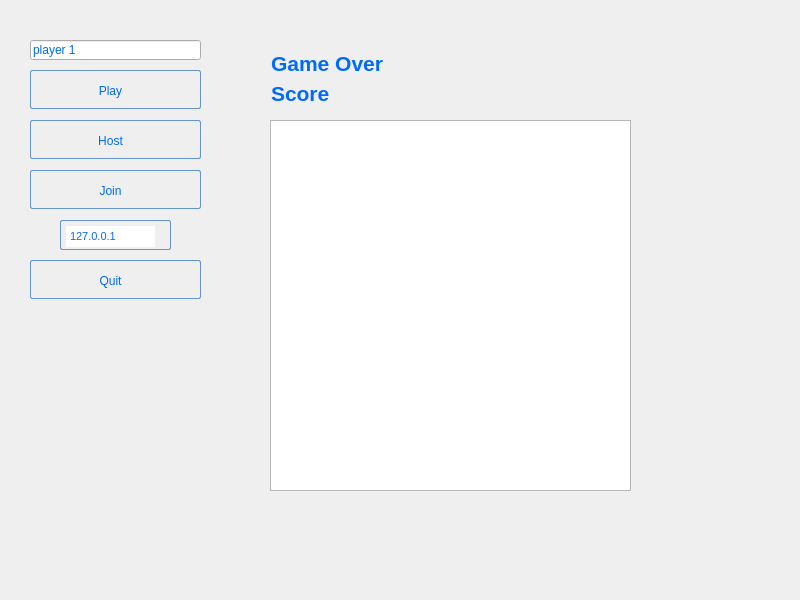
The window that mainmenu.ui (snakamoto/PacmanGame) describes before a commit, drawn with Qt 5.
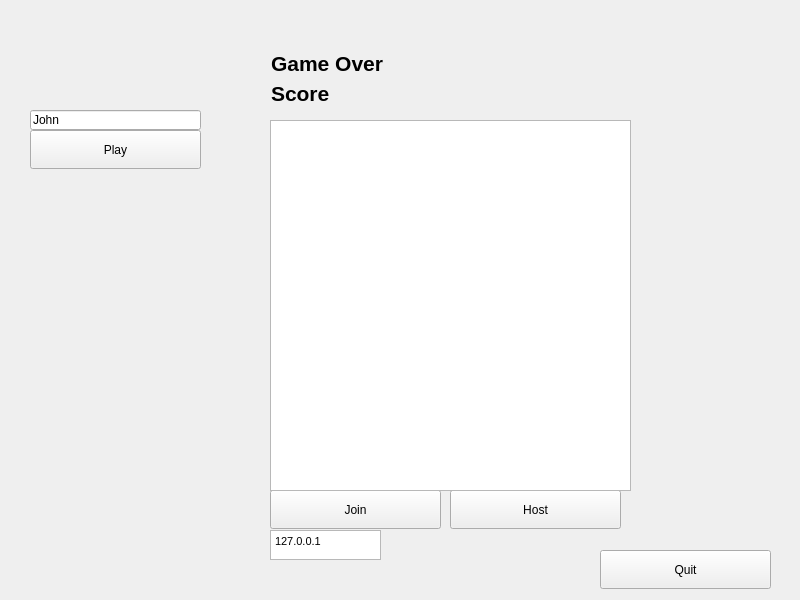
The same window after the commit.

Diff of the .ui file:
```diff
--- a/mainmenu.ui
+++ b/mainmenu.ui
@@ -27,12 +27,7 @@
      <enum>Qt::StrongFocus</enum>
     </property>
     <property name="styleSheet">
-     <string notr="true">
-        background: qlineargradient(x1 : 0, y1 : 0, x2 : 0, y2 :   1, stop :   0.0 #f5f9ff,
-                stop :   0.5 #c7dfff, stop :   0.55 #afd2ff, stop :   1.0 #c0dbff);
-        color: #006aff;
-        font: bold large &quot;Arial&quot;;
-        height: 30px;</string>
+     <string notr="true"/>
     </property>
     <property name="frameShadow">
      <enum>QFrame::Raised</enum>
@@ -47,54 +42,14 @@
      <widget class="QPushButton" name="quitButton">
       <property name="geometry">
        <rect>
-        <x>30</x>
-        <y>260</y>
+        <x>600</x>
+        <y>550</y>
         <width>171</width>
         <height>39</height>
        </rect>
       </property>
       <property name="styleSheet">
-       <string notr="true">QPushButton:hover{
-        background: qlineargradient(x1 : 0, y1 : 0, x2 : 0, y2 :   1, stop :   0.0 #ffd9aa,
-                stop :   0.5 #ffbb6e, stop :   0.55 #feae42, stop :   1.0 #fedb74);
-}
-
-QPushButton {
-        border: 1px solid #6593cf;
-        border-radius: 2px;
-        padding: 5px 15px 2px 5px;
-        background: qlineargradient(x1 : 0, y1 : 0, x2 : 0, y2 :   1, stop :   0.0 #f5f9ff,
-                stop :   0.5 #c7dfff, stop :   0.55 #afd2ff, stop :   1.0 #c0dbff);
-        color: #006aff;
-        font: bold large &quot;Arial&quot;;
-        height: 30px;
-}
-
-
-
-
-QPushButton:pressed {
-        background: qlineargradient(x1 : 0, y1 : 0, x2 : 0, y2 :   1, stop :   0.0 #c0dbff,
-        stop :   0.5 #cfd26f, stop :   0.55 #c7df6f, stop :   1.0 #f5f9ff);
-        padding-top: 2px;
-        padding-left: 3px;
-
-}
-
-
-QPushButton:on {
-        background: qlineargradient(x1 : 0, y1 : 0, x2 : 0, y2 :   1, stop :   0.0 #5AA72D,
-        stop :   0.5 #B3E296, stop :   0.55 #B3E296, stop :   1.0 #f5f9ff);
-        padding-top: 2px;
-        padding-left: 3px;
-}
-
-QPushButton:disabled {
-        background: transparent #e5e9ee;
-        padding-top: 2px;        
-        padding-left: 3px;
-        color: black;
-}</string>
+       <string notr="true"/>
       </property>
       <property name="text">
        <string>Quit</string>
@@ -103,8 +58,8 @@
      <widget class="QTextEdit" name="joinText">
       <property name="geometry">
        <rect>
-        <x>60</x>
-        <y>220</y>
+        <x>270</x>
+        <y>530</y>
         <width>111</width>
         <height>30</height>
        </rect>
@@ -116,74 +71,27 @@
        </size>
       </property>
       <property name="styleSheet">
-       <string notr="true"> border: 1px solid #6593cf;
-        border-radius: 2px;
-        padding: 5px 15px 2px 5px;
-        background: qlineargradient(x1 : 0, y1 : 0, x2 : 0, y2 :   1, stop :   0.0 #f5f9ff,
-                stop :   0.5 #c7dfff, stop :   0.55 #afd2ff, stop :   1.0 #c0dbff);
-        color: #006aff;
-        font: bold large &quot;Arial&quot;;
-        height: 30px;</string>
+       <string notr="true"/>
       </property>
       <property name="html">
        <string>&lt;!DOCTYPE HTML PUBLIC &quot;-//W3C//DTD HTML 4.0//EN&quot; &quot;http://www.w3.org/TR/REC-html40/strict.dtd&quot;&gt;
 &lt;html&gt;&lt;head&gt;&lt;meta name=&quot;qrichtext&quot; content=&quot;1&quot; /&gt;&lt;style type=&quot;text/css&quot;&gt;
 p, li { white-space: pre-wrap; }
-&lt;/style&gt;&lt;/head&gt;&lt;body style=&quot; font-family:'Arial'; font-size:8.25pt; font-weight:600; font-style:normal;&quot;&gt;
-&lt;p style=&quot; margin-top:0px; margin-bottom:0px; margin-left:0px; margin-right:0px; -qt-block-indent:0; text-indent:0px;&quot;&gt;&lt;span style=&quot; font-family:'MS Shell Dlg 2'; font-size:8pt; font-weight:400;&quot;&gt;127.0.0.1&lt;/span&gt;&lt;/p&gt;&lt;/body&gt;&lt;/html&gt;</string>
+&lt;/style&gt;&lt;/head&gt;&lt;body style=&quot; font-family:'MS Shell Dlg 2'; font-size:8.25pt; font-weight:400; font-style:normal;&quot;&gt;
+&lt;p style=&quot; margin-top:0px; margin-bottom:0px; margin-left:0px; margin-right:0px; -qt-block-indent:0; text-indent:0px;&quot;&gt;&lt;span style=&quot; font-size:8pt;&quot;&gt;127.0.0.1&lt;/span&gt;&lt;/p&gt;&lt;/body&gt;&lt;/html&gt;</string>
       </property>
      </widget>
      <widget class="QPushButton" name="singleplayerButton">
       <property name="geometry">
        <rect>
         <x>30</x>
-        <y>70</y>
+        <y>130</y>
         <width>171</width>
         <height>39</height>
        </rect>
       </property>
       <property name="styleSheet">
-       <string notr="true">QPushButton:hover{
-        background: qlineargradient(x1 : 0, y1 : 0, x2 : 0, y2 :   1, stop :   0.0 #ffd9aa,
-                stop :   0.5 #ffbb6e, stop :   0.55 #feae42, stop :   1.0 #fedb74);
-}
-
-QPushButton {
-        border: 1px solid #6593cf;
-        border-radius: 2px;
-        padding: 5px 15px 2px 5px;
-        background: qlineargradient(x1 : 0, y1 : 0, x2 : 0, y2 :   1, stop :   0.0 #f5f9ff,
-                stop :   0.5 #c7dfff, stop :   0.55 #afd2ff, stop :   1.0 #c0dbff);
-        color: #006aff;
-        font: bold large &quot;Arial&quot;;
-        height: 30px;
-}
-
-
-
-
-QPushButton:pressed {
-        background: qlineargradient(x1 : 0, y1 : 0, x2 : 0, y2 :   1, stop :   0.0 #c0dbff,
-        stop :   0.5 #cfd26f, stop :   0.55 #c7df6f, stop :   1.0 #f5f9ff);
-        padding-top: 2px;
-        padding-left: 3px;
-
-}
-
-
-QPushButton:on {
-        background: qlineargradient(x1 : 0, y1 : 0, x2 : 0, y2 :   1, stop :   0.0 #5AA72D,
-        stop :   0.5 #B3E296, stop :   0.55 #B3E296, stop :   1.0 #f5f9ff);
-        padding-top: 2px;
-        padding-left: 3px;
-}
-
-QPushButton:disabled {
-        background: transparent #e5e9ee;
-        padding-top: 2px;        
-        padding-left: 3px;
-        color: black;
-}</string>
+       <string notr="true"/>
       </property>
       <property name="text">
        <string>Play</string>
@@ -192,54 +100,14 @@
      <widget class="QPushButton" name="hostButton">
       <property name="geometry">
        <rect>
-        <x>30</x>
-        <y>120</y>
+        <x>450</x>
+        <y>490</y>
         <width>171</width>
         <height>39</height>
        </rect>
       </property>
       <property name="styleSheet">
-       <string notr="true">QPushButton:hover{
-        background: qlineargradient(x1 : 0, y1 : 0, x2 : 0, y2 :   1, stop :   0.0 #ffd9aa,
-                stop :   0.5 #ffbb6e, stop :   0.55 #feae42, stop :   1.0 #fedb74);
-}
-
-QPushButton {
-        border: 1px solid #6593cf;
-        border-radius: 2px;
-        padding: 5px 15px 2px 5px;
-        background: qlineargradient(x1 : 0, y1 : 0, x2 : 0, y2 :   1, stop :   0.0 #f5f9ff,
-                stop :   0.5 #c7dfff, stop :   0.55 #afd2ff, stop :   1.0 #c0dbff);
-        color: #006aff;
-        font: bold large &quot;Arial&quot;;
-        height: 30px;
-}
-
-
-
-
-QPushButton:pressed {
-        background: qlineargradient(x1 : 0, y1 : 0, x2 : 0, y2 :   1, stop :   0.0 #c0dbff,
-        stop :   0.5 #cfd26f, stop :   0.55 #c7df6f, stop :   1.0 #f5f9ff);
-        padding-top: 2px;
-        padding-left: 3px;
-
-}
-
-
-QPushButton:on {
-        background: qlineargradient(x1 : 0, y1 : 0, x2 : 0, y2 :   1, stop :   0.0 #5AA72D,
-        stop :   0.5 #B3E296, stop :   0.55 #B3E296, stop :   1.0 #f5f9ff);
-        padding-top: 2px;
-        padding-left: 3px;
-}
-
-QPushButton:disabled {
-        background: transparent #e5e9ee;
-        padding-top: 2px;        
-        padding-left: 3px;
-        color: black;
-}</string>
+       <string notr="true"/>
       </property>
       <property name="text">
        <string>Host</string>
@@ -248,54 +116,14 @@
      <widget class="QPushButton" name="joinButton">
       <property name="geometry">
        <rect>
-        <x>30</x>
-        <y>170</y>
+        <x>270</x>
+        <y>490</y>
         <width>171</width>
         <height>39</height>
        </rect>
       </property>
       <property name="styleSheet">
-       <string notr="true">QPushButton:hover{
-        background: qlineargradient(x1 : 0, y1 : 0, x2 : 0, y2 :   1, stop :   0.0 #ffd9aa,
-                stop :   0.5 #ffbb6e, stop :   0.55 #feae42, stop :   1.0 #fedb74);
-}
-
-QPushButton {
-        border: 1px solid #6593cf;
-        border-radius: 2px;
-        padding: 5px 15px 2px 5px;
-        background: qlineargradient(x1 : 0, y1 : 0, x2 : 0, y2 :   1, stop :   0.0 #f5f9ff,
-                stop :   0.5 #c7dfff, stop :   0.55 #afd2ff, stop :   1.0 #c0dbff);
-        color: #006aff;
-        font: bold large &quot;Arial&quot;;
-        height: 30px;
-}
-
-
-
-
-QPushButton:pressed {
-        background: qlineargradient(x1 : 0, y1 : 0, x2 : 0, y2 :   1, stop :   0.0 #c0dbff,
-        stop :   0.5 #cfd26f, stop :   0.55 #c7df6f, stop :   1.0 #f5f9ff);
-        padding-top: 2px;
-        padding-left: 3px;
-
-}
-
-
-QPushButton:on {
-        background: qlineargradient(x1 : 0, y1 : 0, x2 : 0, y2 :   1, stop :   0.0 #5AA72D,
-        stop :   0.5 #B3E296, stop :   0.55 #B3E296, stop :   1.0 #f5f9ff);
-        padding-top: 2px;
-        padding-left: 3px;
-}
-
-QPushButton:disabled {
-        background: transparent #e5e9ee;
-        padding-top: 2px;        
-        padding-left: 3px;
-        color: black;
-}</string>
+       <string notr="true"/>
       </property>
       <property name="text">
        <string>Join</string>
@@ -355,13 +183,13 @@
       <property name="geometry">
        <rect>
         <x>30</x>
-        <y>40</y>
+        <y>110</y>
         <width>171</width>
         <height>20</height>
        </rect>
       </property>
       <property name="text">
-       <string>player 1</string>
+       <string>John</string>
       </property>
      </widget>
      <widget class="QPlainTextEdit" name="plainTextEdit">
```
